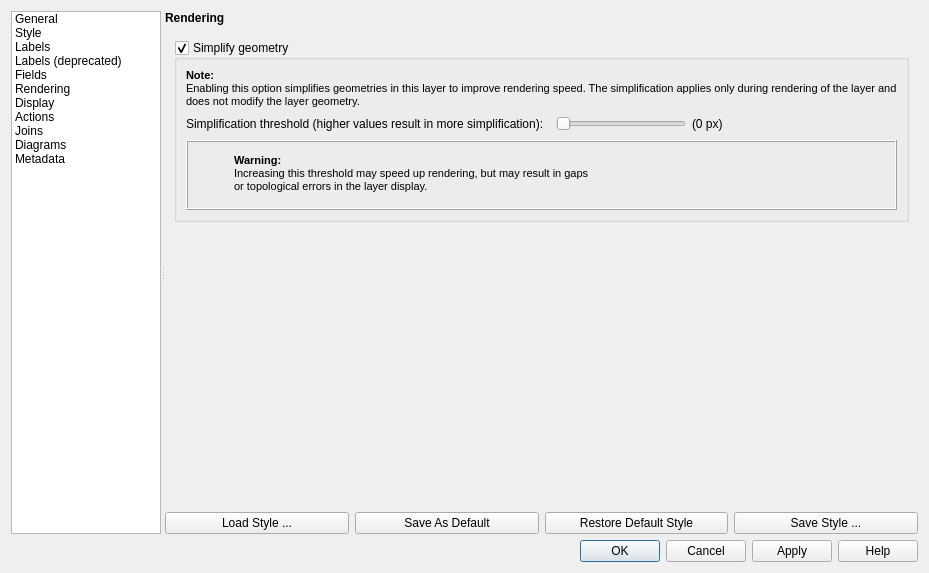
The window that src/ui/qgsvectorlayerpropertiesbase.ui (qgis/QGIS) describes before a commit, drawn with Qt 5.
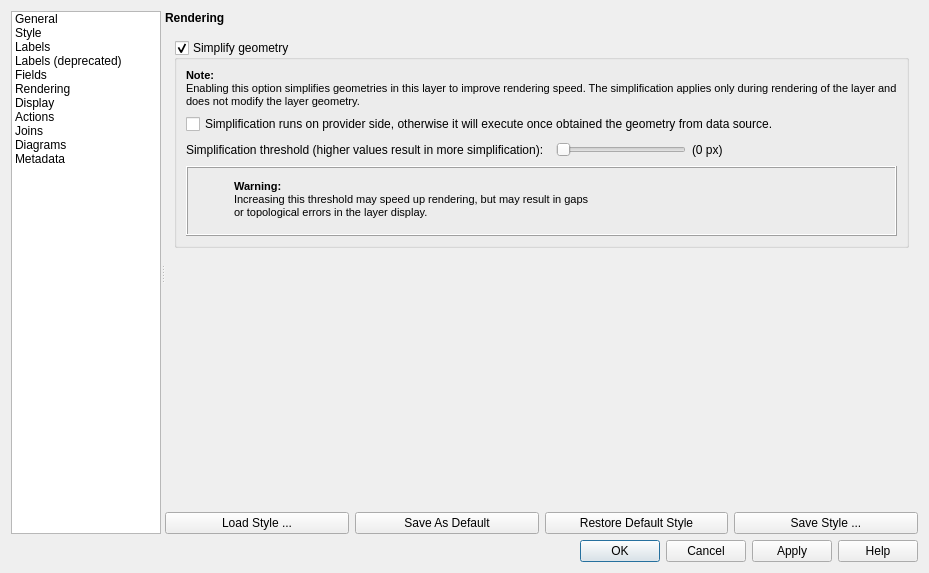
The same window after the commit. The open tabs and pages were chosen to show the change. Icons and pictures are not drawn. Custom widgets are drawn as their Qt base class.

Commit message:
#8725-R: VectorLayer use SimplifyMethod
VectorLayer define QgsVectorSimplifyMethod to configure the new
QgsSimplifyMethod member of QgsFeatureRequest

Patch:
```diff
--- a/src/ui/qgsvectorlayerpropertiesbase.ui
+++ b/src/ui/qgsvectorlayerpropertiesbase.ui
@@ -973,6 +973,13 @@
                     </property>
                    </widget>
                   </item>
+                  <item row="1" column="2" colspan="3">
+                    <widget class="QCheckBox" name="mSimplifyDrawingAtProvider">
+                      <property name="text">
+                        <string>Simplification runs on provider side, otherwise it will execute once obtained the geometry from data source.</string>
+                      </property>
+                    </widget>
+                  </item>
                   <item row="5" column="2">
                    <widget class="QLabel" name="label_17">
                     <property name="text">
```
The commit also changes 8 other files.
